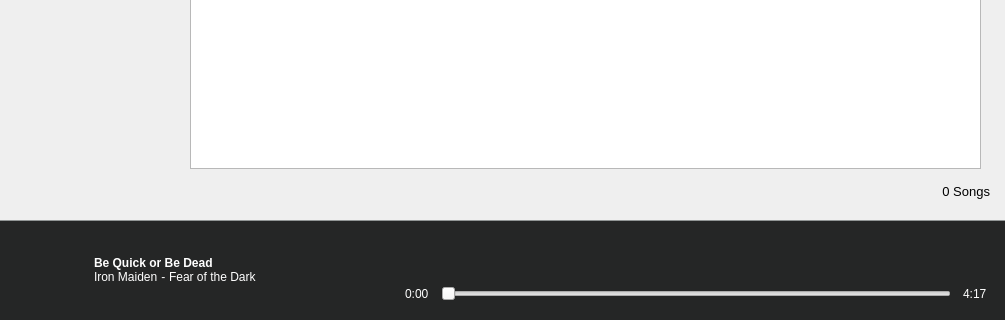
Qt form res/ui/mainwindow.ui (Docheinstein/music-dragon) before a commit; both pictures show x 0 to 1005 and y 373 to 693 of the 1005 by 693 pixel window.
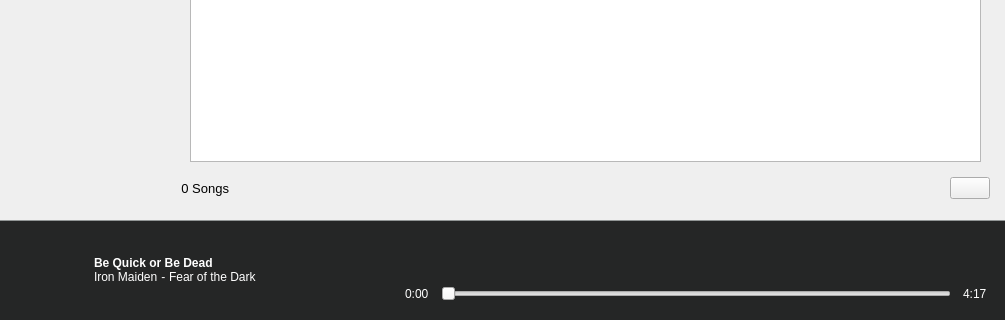
The same form after that commit. The open tabs and pages were chosen to show the change. Icons and pictures are not drawn. Custom widgets are drawn as their Qt base class.

Commit message: Improve and uniform play logic

Diff of the .ui file:
```diff
--- a/res/ui/mainwindow.ui
+++ b/res/ui/mainwindow.ui
@@ -368,6 +368,8 @@
              </widget>
             </item>
             <item>
+             <layout class="QHBoxLayout" name="horizontalLayout_19">
+              <item>
              <widget class="QLabel" name="localSongCount">
               <property name="font">
                <font>
@@ -381,6 +383,38 @@
                <set>Qt::AlignRight|Qt::AlignTrailing|Qt::AlignVCenter</set>
               </property>
              </widget>
+              </item>
+              <item>
+               <spacer name="horizontalSpacer_10">
+                <property name="orientation">
+                 <enum>Qt::Horizontal</enum>
+                </property>
+                <property name="sizeHint" stdset="0">
+                 <size>
+                  <width>40</width>
+                  <height>20</height>
+                 </size>
+                </property>
+               </spacer>
+              </item>
+              <item>
+               <widget class="QPushButton" name="localSongsRandomPlayButton">
+                <property name="text">
+                 <string/>
+                </property>
+                <property name="icon">
+                 <iconset resource="../res.qrc">
+                  <normaloff>:/images/shuffle.png</normaloff>:/images/shuffle.png</iconset>
+                </property>
+                <property name="iconSize">
+                 <size>
+                  <width>24</width>
+                  <height>24</height>
+                 </size>
+                </property>
+               </widget>
+              </item>
+             </layout>
             </item>
            </layout>
           </widget>
```
Left out of the diff: 2 changed lines with no effect on the pictures. Lines whose indentation alone changed are shown as unchanged. The commit also changes 6 other files.
